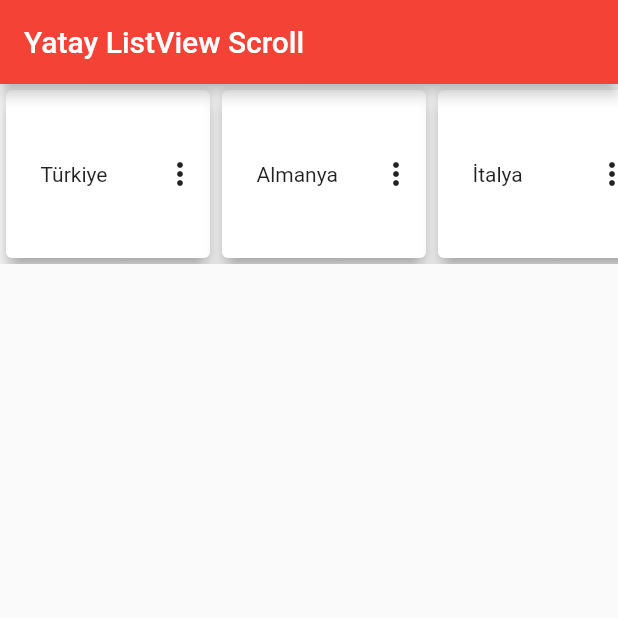
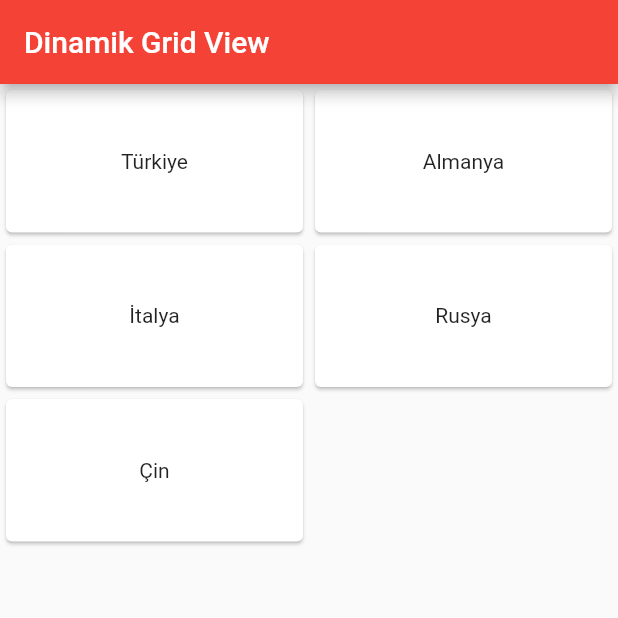
Before and after one commit to ahmtcylnn/flutter_begin, a Flutter app: the screen it shows after launch, on a phone screen of 412 x 824 dp, the top half of it. Run offline on Flutter 3.47's test engine with Material 2 defaults, Android fonts, the phone set to English and light mode, and no system bars.

Commit message:
Using Dinamic Grid View

```diff
--- /dev/null
+++ b/lib/DinamicGridView.dart
@@ -0,0 +1,29 @@
+import 'package:flutter/material.dart';
+
+class DinamicGridView extends StatelessWidget {
+  var ulkeler = ["Türkiye", "Almanya", "İtalya", "Rusya", "Çin"];
+  @override
+  Widget build(BuildContext context) {
+    return Scaffold(
+      appBar: AppBar(
+        title: const Text("Dinamik Grid View"),
+      ),
+      body: GridView.builder(
+          gridDelegate: const SliverGridDelegateWithFixedCrossAxisCount(
+            crossAxisCount: 2,
+            childAspectRatio: 2 / 1,
+          ),
+          itemCount: ulkeler.length,
+          itemBuilder: (context, indeks) {
+            return Card(
+              child: Row(
+                mainAxisAlignment: MainAxisAlignment.center,
+                children: [
+                  Text(ulkeler[indeks]),
+                ],
+              ),
+            );
+          }),
+    );
+  }
+}
--- a/lib/main.dart
+++ b/lib/main.dart
@@ -1,5 +1,5 @@
 import 'package:flutter/material.dart';
-import 'package:flutter_begin/YatayListViewScroll.dart';
+import 'package:flutter_begin/DinamicGridView.dart';
 
 void main() {
   runApp(const MyApp());
@@ -16,7 +16,7 @@ class MyApp extends StatelessWidget {
       theme: ThemeData(
         primarySwatch: Colors.red,
       ),
-      home: const YatayListViewScroll(),
+      home: DinamicGridView(),
     );
   }
 }
```
